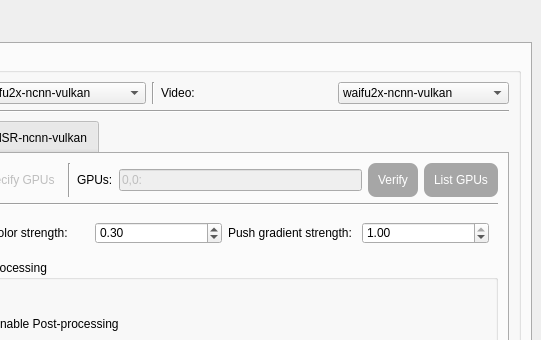
Old version of the form SRC/Waifu2x-Extension-QT/mainwindow.ui in the repository AaronFeng753/Waifu2x-Extension-GUI; both pictures show x 625 to 1166 and y 0 to 340 of the 1166 by 747 pixel window.
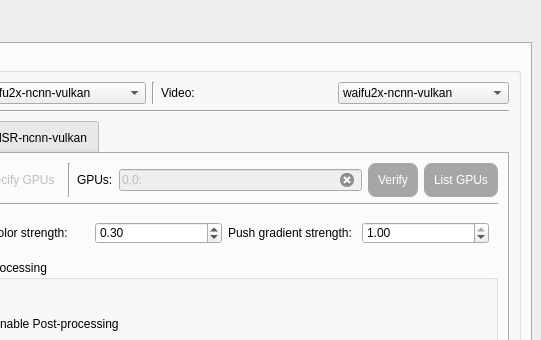
New version of the form. The open tabs and pages were chosen to show the change. Icons and pictures are not drawn.

What changed in the file:
```diff
--- a/SRC/Waifu2x-Extension-QT/mainwindow.ui
+++ b/SRC/Waifu2x-Extension-QT/mainwindow.ui
@@ -3047,6 +3047,9 @@
                    <property name="text">
                     <string notr="true">0,0:</string>
                    </property>
+                   <property name="clearButtonEnabled">
+                    <bool>true</bool>
+                   </property>
                   </widget>
                  </item>
                  <item>
```
Left out of the diff: 18 changed lines with no effect on the pictures.
